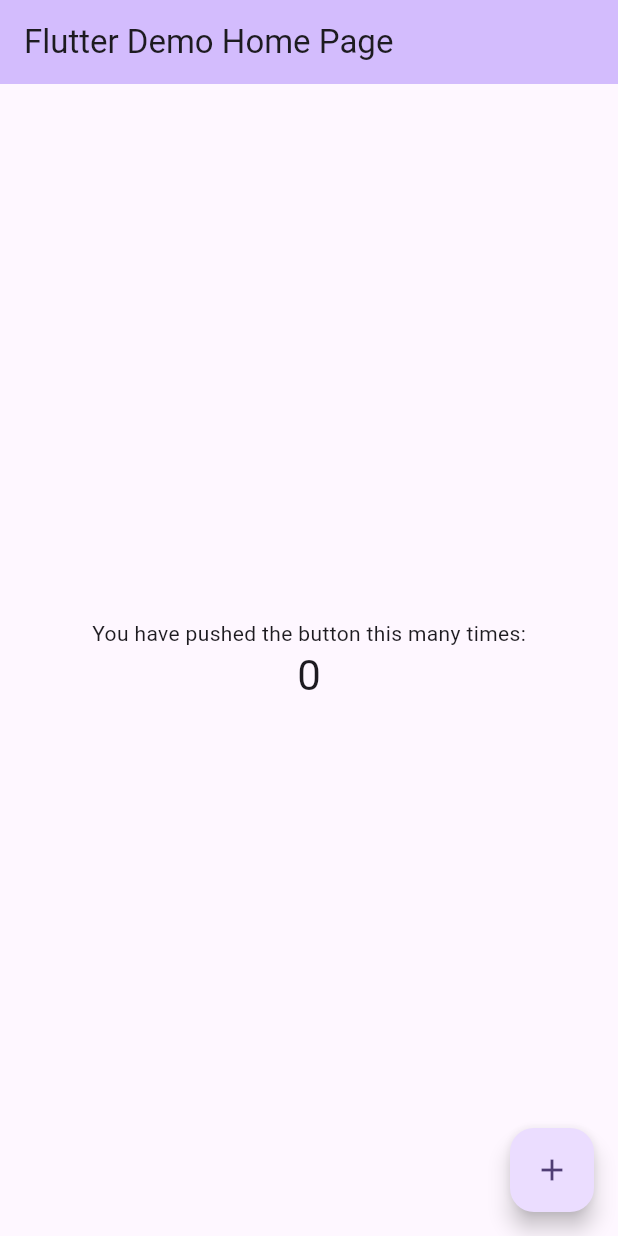
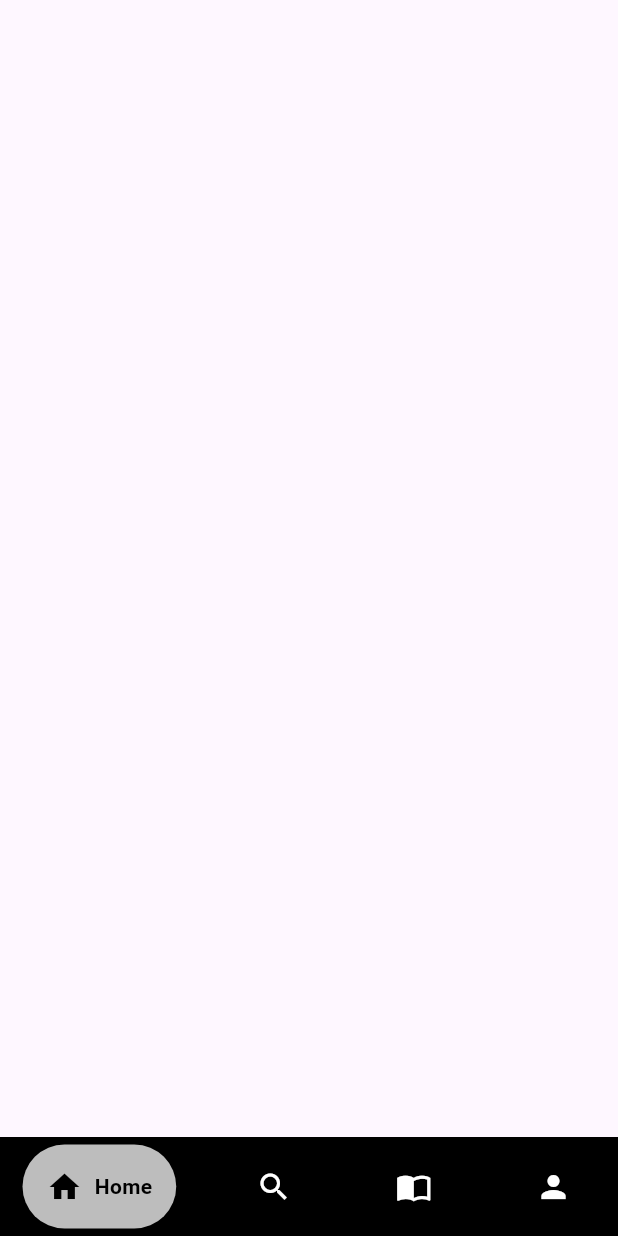
Before and after one commit to hchaejeong/isekAI_server, a Flutter app: the screen it shows after launch, on a phone screen of 412 x 824 dp. Run offline on Flutter 3.47's test engine with Material 3 defaults, Android fonts, the phone set to English and light mode, and no system bars; drawn by our look-alikes of google_nav_bar.

Commit message:
"Nav bar implemented"

```diff
--- a/front/lib/main.dart
+++ b/front/lib/main.dart
@@ -1,125 +1,16 @@
 import 'package:flutter/material.dart';
+import 'package:front/screen/homepage.dart';
+// ignore_for_file: prefer_const_constructors
 
 void main() {
   runApp(const MyApp());
 }
 
 class MyApp extends StatelessWidget {
-  const MyApp({super.key});
-
-  // This widget is the root of your application.
-  @override
-  Widget build(BuildContext context) {
-    return MaterialApp(
-      title: 'Flutter Demo',
-      theme: ThemeData(
-        // This is the theme of your application.
-        //
-        // TRY THIS: Try running your application with "flutter run". You'll see
-        // the application has a purple toolbar. Then, without quitting the app,
-        // try changing the seedColor in the colorScheme below to Colors.green
-        // and then invoke "hot reload" (save your changes or press the "hot
-        // reload" button in a Flutter-supported IDE, or press "r" if you used
-        // the command line to start the app).
-        //
-        // Notice that the counter didn't reset back to zero; the application
-        // state is not lost during the reload. To reset the state, use hot
-        // restart instead.
-        //
-        // This works for code too, not just values: Most code changes can be
-        // tested with just a hot reload.
-        colorScheme: ColorScheme.fromSeed(seedColor: Colors.deepPurple),
-        useMaterial3: true,
-      ),
-      home: const MyHomePage(title: 'Flutter Demo Home Page'),
-    );
-  }
-}
-
-class MyHomePage extends StatefulWidget {
-  const MyHomePage({super.key, required this.title});
-
-  // This widget is the home page of your application. It is stateful, meaning
-  // that it has a State object (defined below) that contains fields that affect
-  // how it looks.
-
-  // This class is the configuration for the state. It holds the values (in this
-  // case the title) provided by the parent (in this case the App widget) and
-  // used by the build method of the State. Fields in a Widget subclass are
-  // always marked "final".
-
-  final String title;
-
-  @override
-  State<MyHomePage> createState() => _MyHomePageState();
-}
-
-class _MyHomePageState extends State<MyHomePage> {
-  int _counter = 0;
-
-  void _incrementCounter() {
-    setState(() {
-      // This call to setState tells the Flutter framework that something has
-      // changed in this State, which causes it to rerun the build method below
-      // so that the display can reflect the updated values. If we changed
-      // _counter without calling setState(), then the build method would not be
-      // called again, and so nothing would appear to happen.
-      _counter++;
-    });
-  }
+  const MyApp({Key? key}) : super(key: key);
 
   @override
   Widget build(BuildContext context) {
-    // This method is rerun every time setState is called, for instance as done
-    // by the _incrementCounter method above.
-    //
-    // The Flutter framework has been optimized to make rerunning build methods
-    // fast, so that you can just rebuild anything that needs updating rather
-    // than having to individually change instances of widgets.
-    return Scaffold(
-      appBar: AppBar(
-        // TRY THIS: Try changing the color here to a specific color (to
-        // Colors.amber, perhaps?) and trigger a hot reload to see the AppBar
-        // change color while the other colors stay the same.
-        backgroundColor: Theme.of(context).colorScheme.inversePrimary,
-        // Here we take the value from the MyHomePage object that was created by
-        // the App.build method, and use it to set our appbar title.
-        title: Text(widget.title),
-      ),
-      body: Center(
-        // Center is a layout widget. It takes a single child and positions it
-        // in the middle of the parent.
-        child: Column(
-          // Column is also a layout widget. It takes a list of children and
-          // arranges them vertically. By default, it sizes itself to fit its
-          // children horizontally, and tries to be as tall as its parent.
-          //
-          // Column has various properties to control how it sizes itself and
-          // how it positions its children. Here we use mainAxisAlignment to
-          // center the children vertically; the main axis here is the vertical
-          // axis because Columns are vertical (the cross axis would be
-          // horizontal).
-          //
-          // TRY THIS: Invoke "debug painting" (choose the "Toggle Debug Paint"
-          // action in the IDE, or press "p" in the console), to see the
-          // wireframe for each widget.
-          mainAxisAlignment: MainAxisAlignment.center,
-          children: <Widget>[
-            const Text(
-              'You have pushed the button this many times:',
-            ),
-            Text(
-              '$_counter',
-              style: Theme.of(context).textTheme.headlineMedium,
-            ),
-          ],
-        ),
-      ),
-      floatingActionButton: FloatingActionButton(
-        onPressed: _incrementCounter,
-        tooltip: 'Increment',
-        child: const Icon(Icons.add),
-      ), // This trailing comma makes auto-formatting nicer for build methods.
-    );
+    return MaterialApp(debugShowCheckedModeBanner: false, home: HomePage());
   }
 }
--- /dev/null
+++ b/front/lib/screen/homepage.dart
@@ -0,0 +1,45 @@
+import 'package:flutter/material.dart';
+import 'package:google_nav_bar/google_nav_bar.dart';
+// ignore_for_file: prefer_const_constructors
+
+class HomePage extends StatefulWidget {
+  const HomePage({Key? key}) : super(key: key);
+
+  @override
+  _HomePageState createState() => _HomePageState();
+}
+
+class _HomePageState extends State<HomePage> {
+  @override
+  Widget build(BuildContext context) {
+    return Scaffold(
+        bottomNavigationBar: Container(
+            color: Colors.black,
+            child: Padding(
+              padding:
+                  const EdgeInsets.symmetric(horizontal: 15.0, vertical: 5),
+              child: GNav(
+                  backgroundColor: Colors.black,
+                  color: Colors.white,
+                  activeColor: Colors.black,
+                  tabBackgroundColor: Colors.grey.shade400,
+                  gap: 8,
+                  padding: EdgeInsets.all(16),
+                  onTabChange: (index) {
+                    print(index);
+                  },
+                  tabs: const [
+                    GButton(icon: Icons.home, text: 'Home'),
+                    GButton(icon: Icons.search, text: 'Search'),
+                    GButton(
+                      icon: Icons.import_contacts,
+                      text: 'Liabrary',
+                    ),
+                    GButton(
+                      icon: Icons.person,
+                      text: 'Profile',
+                    )
+                  ]),
+            )));
+  }
+}
--- a/front/pubspec.yaml
+++ b/front/pubspec.yaml
@@ -34,7 +34,7 @@ dependencies:
   # The following adds the Cupertino Icons font to your application.
   # Use with the CupertinoIcons class for iOS style icons.
   cupertino_icons: ^1.0.2
-  kakao_flutter_sdk: ^1.8.0
+  google_nav_bar: ^5.0.6
 
 dev_dependencies:
   flutter_test:
```
Also changed, not shown: front/lib/widget/bottom_bar.dart (added, +61 -0 lines), front/pubspec.lock, 4 other files.
